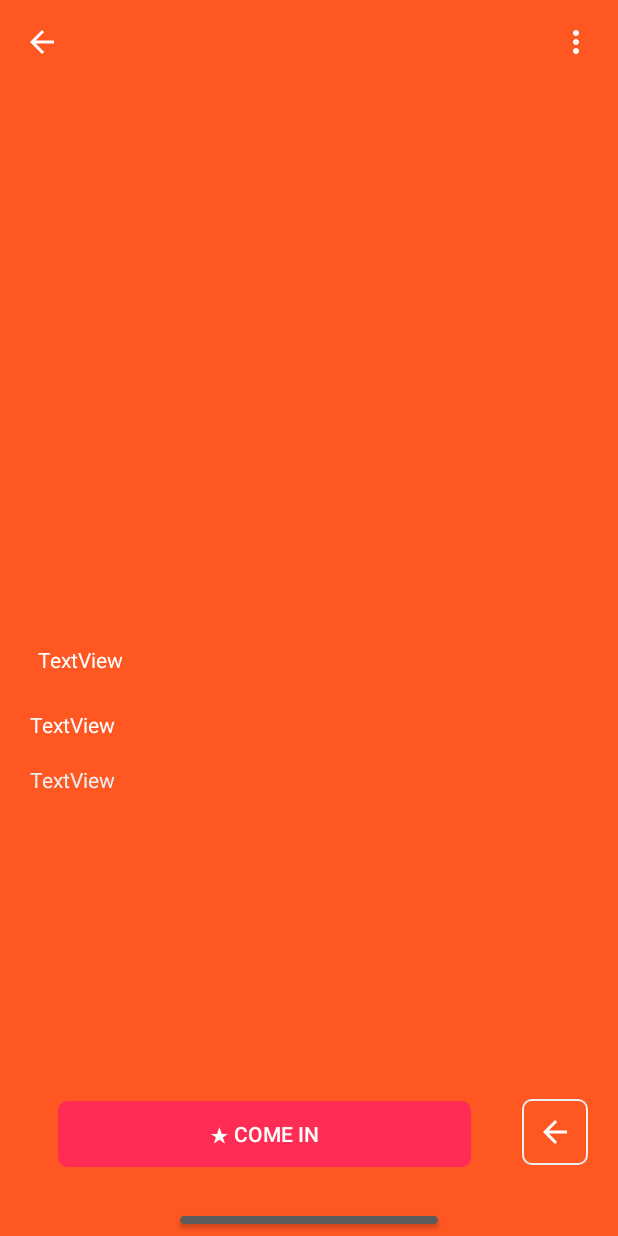
After one commit to vladcto/Samsung-PartyUp, an Android app: the layout party_details.xml on its own in the app's theme, with its tools: preview values and no code run, on a phone screen of 412 x 824 dp. The commit adds this screen. Run offline under Robolectric (Android 15) with nearby library versions, the phone set to English and light mode, and no system bars.

Commit message:
Добавил скелет разметки для PartyDetails.    Дизайн кнопок, белый текст, картинка на фоне, отступы.

```diff
--- /dev/null
+++ b/app/src/main/res/drawable/button_comein.xml
@@ -0,0 +1,10 @@
+<?xml version="1.0" encoding="utf-8"?>
+<selector
+    xmlns:android="http://schemas.android.com/apk/res/android">
+    <item>
+        <shape>
+            <solid android:color="#FF2D55"/>
+            <corners android:radius="6dp" />
+        </shape>
+    </item>
+</selector>
--- /dev/null
+++ b/app/src/main/res/drawable/ic_arrow_back_black_24dp.xml
@@ -0,0 +1,5 @@
+<vector android:autoMirrored="true" android:height="24dp"
+    android:tint="#FFFFFF" android:viewportHeight="24.0"
+    android:viewportWidth="24.0" android:width="24dp" xmlns:android="http://schemas.android.com/apk/res/android">
+    <path android:fillColor="#FF000000" android:pathData="M20,11H7.83l5.59,-5.59L12,4l-8,8 8,8 1.41,-1.41L7.83,13H20v-2z"/>
+</vector>
--- /dev/null
+++ b/app/src/main/res/drawable/ic_more_vert_white_24dp.xml
@@ -0,0 +1,5 @@
+<vector android:autoMirrored="true" android:height="24dp"
+    android:tint="#FFFFFF" android:viewportHeight="24.0"
+    android:viewportWidth="24.0" android:width="24dp" xmlns:android="http://schemas.android.com/apk/res/android">
+    <path android:fillColor="#FF000000" android:pathData="M12,8c1.1,0 2,-0.9 2,-2s-0.9,-2 -2,-2 -2,0.9 -2,2 0.9,2 2,2zM12,10c-1.1,0 -2,0.9 -2,2s0.9,2 2,2 2,-0.9 2,-2 -0.9,-2 -2,-2zM12,16c-1.1,0 -2,0.9 -2,2s0.9,2 2,2 2,-0.9 2,-2 -0.9,-2 -2,-2z"/>
+</vector>
--- /dev/null
+++ b/app/src/main/res/layout/party_details.xml
@@ -0,0 +1,131 @@
+<?xml version="1.0" encoding="utf-8"?>
+<androidx.constraintlayout.widget.ConstraintLayout xmlns:android="http://schemas.android.com/apk/res/android"
+    xmlns:app="http://schemas.android.com/apk/res-auto"
+    xmlns:tools="http://schemas.android.com/tools"
+    android:id="@+id/mainInf"
+    android:layout_width="match_parent"
+    android:layout_height="match_parent">
+
+    <ImageView
+        android:id="@+id/imageView4"
+        android:layout_width="0dp"
+        android:layout_height="0dp"
+        android:scaleType="centerCrop"
+        app:layout_constraintBottom_toBottomOf="parent"
+        app:layout_constraintEnd_toEndOf="parent"
+        app:layout_constraintHorizontal_bias="1.0"
+        app:layout_constraintStart_toStartOf="parent"
+        app:layout_constraintTop_toTopOf="parent"
+        app:layout_constraintVertical_bias="0.0"
+        app:srcCompat="?attr/colorError" />
+
+    <androidx.cardview.widget.CardView
+        android:layout_width="0dp"
+        android:layout_height="5dp"
+        android:layout_marginStart="120dp"
+        android:layout_marginLeft="120dp"
+        android:layout_marginEnd="120dp"
+        android:layout_marginRight="120dp"
+        android:layout_marginBottom="8dp"
+        app:cardBackgroundColor="#5C5C5C"
+        app:cardCornerRadius="10px"
+        app:layout_constraintBottom_toBottomOf="@+id/imageView4"
+        app:layout_constraintEnd_toEndOf="parent"
+        app:layout_constraintStart_toStartOf="parent" />
+
+    <Button
+        android:id="@+id/button2"
+        style="@style/Widget.AppCompat.Button"
+        android:stateListAnimator="@null"
+        android:layout_width="275dp"
+        android:layout_height="44dp"
+        android:layout_marginStart="20dp"
+        android:layout_marginLeft="20dp"
+        android:layout_marginEnd="80dp"
+        android:layout_marginRight="80dp"
+        android:layout_marginBottom="46dp"
+        android:background="@drawable/button_comein"
+        android:text="@string/ComeIn"
+        android:textColor="@android:color/background_light"
+        app:layout_constraintBottom_toBottomOf="parent"
+        app:layout_constraintEnd_toEndOf="parent"
+        app:layout_constraintStart_toStartOf="parent" />
+
+    <ImageButton
+        android:id="@+id/imageButton"
+        android:layout_width="44dp"
+        android:layout_height="44dp"
+        android:layout_marginEnd="20dp"
+        android:layout_marginRight="20dp"
+        android:layout_marginBottom="47dp"
+        android:background="@drawable/border"
+        app:layout_constraintBottom_toBottomOf="@+id/imageView4"
+        app:layout_constraintEnd_toEndOf="@+id/imageView4"
+        app:srcCompat="@drawable/ic_arrow_back_black_24dp" />
+
+    <TextView
+        android:id="@+id/textView2"
+        android:layout_width="0dp"
+        android:layout_height="80dp"
+        android:layout_marginStart="20dp"
+        android:layout_marginLeft="20dp"
+        android:layout_marginEnd="20dp"
+        android:layout_marginRight="20dp"
+        android:layout_marginBottom="234dp"
+        android:text="TextView"
+        android:textColor="@color/colorBorder"
+        app:layout_constraintBottom_toBottomOf="@+id/imageView4"
+        app:layout_constraintEnd_toEndOf="parent"
+        app:layout_constraintStart_toStartOf="parent" />
+
+    <TextView
+        android:id="@+id/textView3"
+        android:layout_width="0dp"
+        android:layout_height="wrap_content"
+        android:layout_marginStart="20dp"
+        android:layout_marginLeft="20dp"
+        android:layout_marginEnd="20dp"
+        android:layout_marginRight="20dp"
+        android:layout_marginBottom="17dp"
+        android:text="TextView"
+        android:textColor="@android:color/background_light"
+        app:layout_constraintBottom_toTopOf="@+id/textView2"
+        app:layout_constraintEnd_toEndOf="@+id/imageView4"
+        app:layout_constraintStart_toStartOf="parent" />
+
+    <TextView
+        android:id="@+id/textView4"
+        android:layout_width="wrap_content"
+        android:layout_height="wrap_content"
+        android:layout_marginStart="25dp"
+        android:layout_marginLeft="25dp"
+        android:layout_marginBottom="24dp"
+        android:text="TextView"
+        android:textColor="@android:color/background_light"
+        app:layout_constraintBottom_toTopOf="@+id/textView3"
+        app:layout_constraintStart_toStartOf="parent" />
+
+    <ImageView
+        android:id="@+id/imageView6"
+        android:layout_width="wrap_content"
+        android:layout_height="wrap_content"
+        android:layout_marginStart="16dp"
+        android:layout_marginLeft="16dp"
+        android:layout_marginTop="16dp"
+        app:layout_constraintStart_toStartOf="@+id/imageView4"
+        app:layout_constraintTop_toTopOf="@+id/imageView4"
+        app:srcCompat="@drawable/ic_arrow_back_black_24dp" />
+
+    <ImageView
+        android:id="@+id/imageView7"
+        android:layout_width="wrap_content"
+        android:layout_height="wrap_content"
+        android:layout_marginTop="16dp"
+        android:layout_marginEnd="16dp"
+        android:layout_marginRight="16dp"
+        app:layout_constraintEnd_toEndOf="parent"
+        app:layout_constraintTop_toTopOf="parent"
+        app:srcCompat="@drawable/ic_more_vert_black_24dp"
+        tools:srcCompat="@drawable/ic_more_vert_white_24dp" />
+
+</androidx.constraintlayout.widget.ConstraintLayout>
--- a/app/src/main/res/values/strings.xml
+++ b/app/src/main/res/values/strings.xml
@@ -6,4 +6,5 @@
     <string name="Messages">Messages</string>
     <string name="PartyMap">Party Map</string>
     <string name="Profiles">Profiles</string>
+    <string name="ComeIn">★ Come In</string>
 </resources>
```
